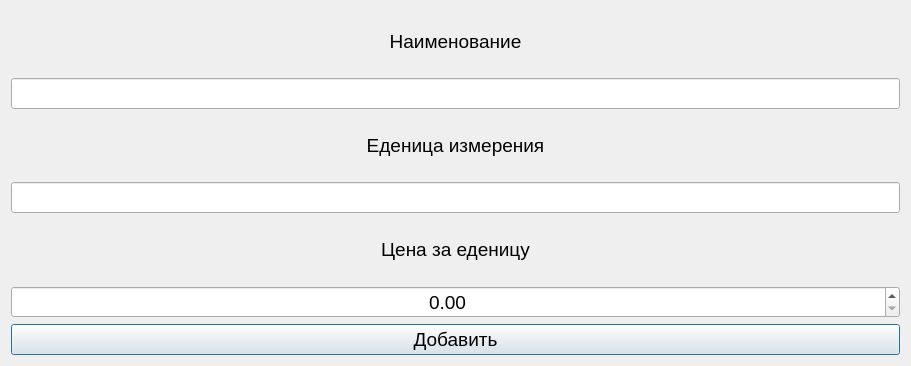
First picture: the form in UI_files/AddItem.ui, repository Vofanchik/patient_estimate, before the edit.
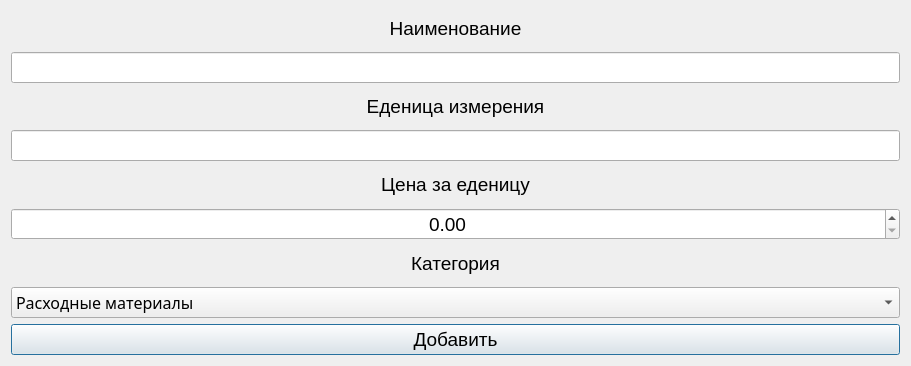
Second picture: the form after the edit.

```diff
--- a/UI_files/AddItem.ui
+++ b/UI_files/AddItem.ui
@@ -14,46 +14,19 @@
    <string>Добавить расходную позицию</string>
   </property>
   <layout class="QGridLayout" name="gridLayout">
-   <item row="0" column="0">
-    <widget class="QLabel" name="label">
+   <item row="8" column="1" colspan="2">
+    <widget class="QPushButton" name="pushButton">
      <property name="font">
       <font>
        <pointsize>14</pointsize>
       </font>
      </property>
      <property name="text">
-      <string>Наименование</string>
+      <string>Добавить</string>
      </property>
-     <property name="alignment">
-      <set>Qt::AlignCenter</set>
-     </property>
     </widget>
    </item>
-   <item row="2" column="0">
-    <widget class="QLabel" name="label_2">
-     <property name="font">
-      <font>
-       <pointsize>14</pointsize>
-      </font>
-     </property>
-     <property name="text">
-      <string>Еденица измерения</string>
-     </property>
-     <property name="alignment">
-      <set>Qt::AlignCenter</set>
-     </property>
-    </widget>
-   </item>
-   <item row="3" column="0">
-    <widget class="QLineEdit" name="lineEdit_2">
-     <property name="font">
-      <font>
-       <pointsize>14</pointsize>
-      </font>
-     </property>
-    </widget>
-   </item>
-   <item row="5" column="0">
+   <item row="5" column="1" colspan="2">
     <widget class="QDoubleSpinBox" name="doubleSpinBox">
      <property name="font">
       <font>
@@ -68,7 +41,22 @@
      </property>
     </widget>
    </item>
-   <item row="4" column="0">
+   <item row="2" column="1" colspan="2">
+    <widget class="QLabel" name="label_2">
+     <property name="font">
+      <font>
+       <pointsize>14</pointsize>
+      </font>
+     </property>
+     <property name="text">
+      <string>Еденица измерения</string>
+     </property>
+     <property name="alignment">
+      <set>Qt::AlignCenter</set>
+     </property>
+    </widget>
+   </item>
+   <item row="4" column="1" colspan="2">
     <widget class="QLabel" name="label_3">
      <property name="font">
       <font>
@@ -83,7 +71,22 @@
      </property>
     </widget>
    </item>
-   <item row="1" column="0">
+   <item row="0" column="1" colspan="2">
+    <widget class="QLabel" name="label">
+     <property name="font">
+      <font>
+       <pointsize>14</pointsize>
+      </font>
+     </property>
+     <property name="text">
+      <string>Наименование</string>
+     </property>
+     <property name="alignment">
+      <set>Qt::AlignCenter</set>
+     </property>
+    </widget>
+   </item>
+   <item row="1" column="1" colspan="2">
     <widget class="QLineEdit" name="lineEdit">
      <property name="font">
       <font>
@@ -92,17 +95,88 @@
      </property>
     </widget>
    </item>
-   <item row="6" column="0">
-    <widget class="QPushButton" name="pushButton">
+   <item row="3" column="1" colspan="2">
+    <widget class="QLineEdit" name="lineEdit_2">
      <property name="font">
       <font>
-       <family>MS Shell Dlg 2</family>
+       <pointsize>14</pointsize>
+      </font>
+     </property>
+    </widget>
+   </item>
+   <item row="6" column="1" colspan="2">
+    <widget class="QLabel" name="label_4">
+     <property name="font">
+      <font>
        <pointsize>14</pointsize>
       </font>
      </property>
      <property name="text">
-      <string>Добавить</string>
+      <string>Категория</string>
      </property>
+     <property name="alignment">
+      <set>Qt::AlignCenter</set>
+     </property>
+    </widget>
+   </item>
+   <item row="7" column="1" colspan="2">
+    <widget class="QComboBox" name="comboBox">
+     <property name="enabled">
+      <bool>true</bool>
+     </property>
+     <property name="font">
+      <font>
+       <family>Modern No. 20</family>
+       <pointsize>12</pointsize>
+      </font>
+     </property>
+     <property name="cursor">
+      <cursorShape>ArrowCursor</cursorShape>
+     </property>
+     <property name="focusPolicy">
+      <enum>Qt::WheelFocus</enum>
+     </property>
+     <property name="currentIndex">
+      <number>0</number>
+     </property>
+     <property name="maxVisibleItems">
+      <number>10</number>
+     </property>
+     <property name="insertPolicy">
+      <enum>QComboBox::InsertAtCurrent</enum>
+     </property>
+     <property name="sizeAdjustPolicy">
+      <enum>QComboBox::AdjustToContents</enum>
+     </property>
+     <property name="duplicatesEnabled">
+      <bool>false</bool>
+     </property>
+     <property name="frame">
+      <bool>true</bool>
+     </property>
+     <property name="modelColumn">
+      <number>0</number>
+     </property>
+     <item>
+      <property name="text">
+       <string>Расходные материалы</string>
+      </property>
+     </item>
+     <item>
+      <property name="text">
+       <string>Лекарственные препараты</string>
+      </property>
+     </item>
+     <item>
+      <property name="text">
+       <string>Дезинфицирующие средства</string>
+      </property>
+     </item>
+     <item>
+      <property name="text">
+       <string>Иное</string>
+      </property>
+     </item>
     </widget>
    </item>
   </layout>
```
Left out of the diff: 1 changed line with no effect on the pictures.
